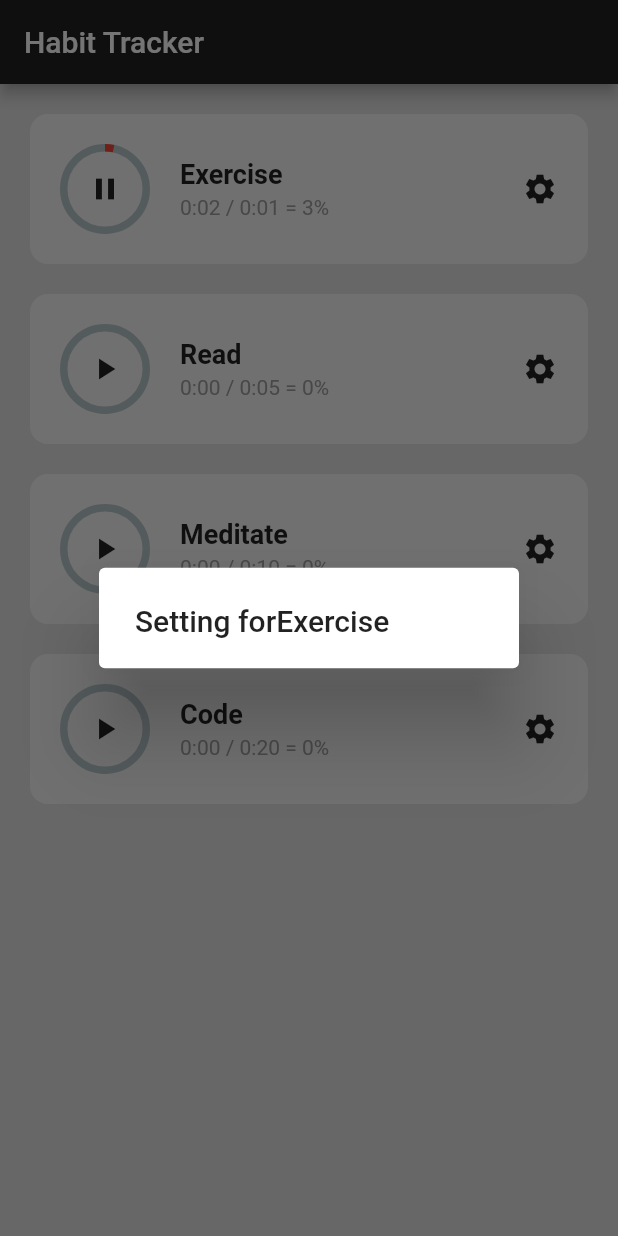
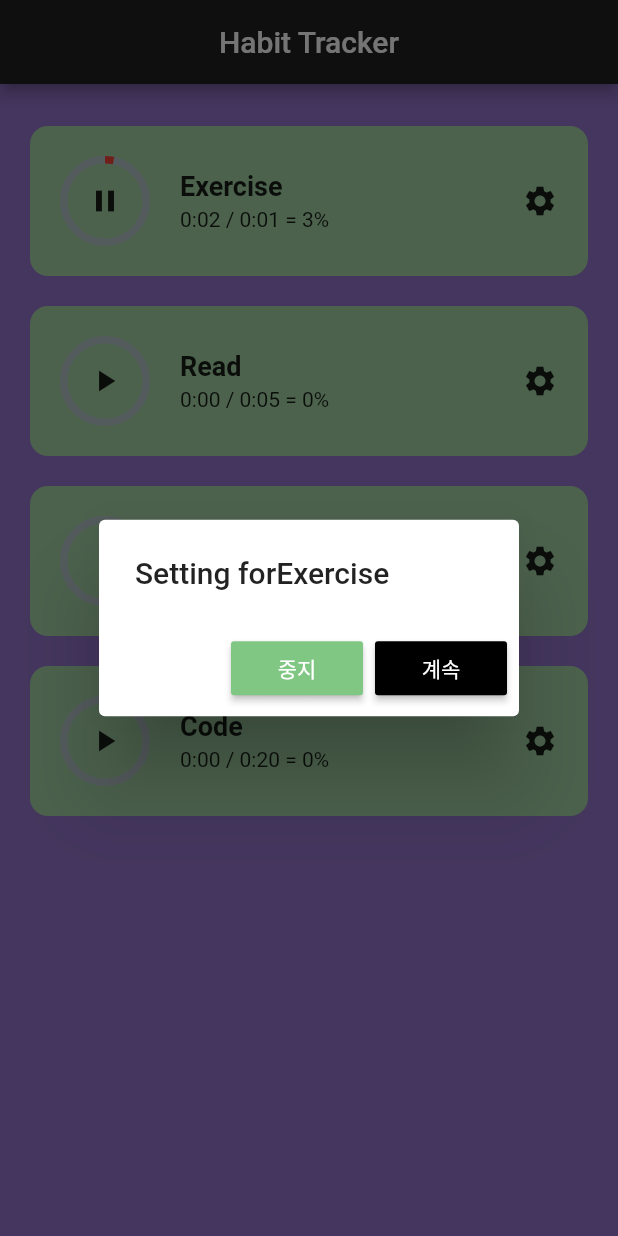
Before and after one commit to paxFortuna/Habit-Tracker-Demo, a Flutter app: the screen it shows after launch, after a tap on the "play arrow" icon, after a tap on the "settings" icon, on a phone screen of 412 x 824 dp. Run offline on Flutter 3.47's test engine with Material 2 defaults, Android fonts, the phone set to English and light mode, and no system bars; drawn by our look-alikes of percent_indicator.

Commit message:
refactor: color, issue: reset at show_alert

```diff
--- a/lib/components/habit_tile.dart
+++ b/lib/components/habit_tile.dart
@@ -35,7 +35,7 @@
       mins = mins.substring(0, 1);
       // 0.98 min -> 0 mins
     }
-    return mins + ':' + secs;
+    return '$mins:$secs';
   }
 
   // calculatet progerss pecentage
@@ -50,7 +50,7 @@
       child: Container(
         padding: const EdgeInsets.all(20),
         decoration: BoxDecoration(
-          color: Colors.grey[100],
+          color: Colors.green[200],
           borderRadius: BorderRadius.circular(12),
         ),
         child: Row(
@@ -103,7 +103,7 @@
                     Text(
                       '${formatToMinSec(timeSpent)} / ${formatToMinSec(timeGoal)}'
                       ' = ${(percentageCompleted() * 100).toStringAsFixed(0)}%',
-                      style: const TextStyle(color: Colors.grey),
+                      style: const TextStyle(color: Colors.black87),
                     ),
                   ],
                 ),
--- a/lib/pages/home_page.dart
+++ b/lib/pages/home_page.dart
@@ -1,4 +1,3 @@
-
 import 'dart:async';
 
 import 'package:flutter/material.dart';
@@ -12,7 +11,6 @@
 }
 
 class _HomePageState extends State<HomePage> {
-
   // overall habit summary
   List<dynamic> habitList = [
     // [ habitName, habitStarted, timeSpent(sec), timeGoal(min) ]
@@ -45,14 +43,14 @@
 
           // calculate the time elapsed by comparing current time and state time
           var currentTime = DateTime.now();
-          habitList[index][2] = elapsedTime + currentTime.second -
+          habitList[index][2] = elapsedTime +
+              currentTime.second -
               startTime.second +
               60 * (currentTime.minute - startTime.minute) +
               60 * 60 * (currentTime.hour - startTime.hour);
         });
       });
     }
-
   }
 
   void settingsOpend(int index) {
@@ -61,6 +59,37 @@
       builder: (context) {
         return AlertDialog(
           title: Text("Setting for" + habitList[index][0]),
+          actions: [
+            MaterialButton(
+              color: Colors.green[300],
+              child: const Text(
+                "중지",
+                style: TextStyle(color: Colors.white),
+              ),
+              onPressed: () {
+                Timer.periodic(
+                  const Duration(seconds: 1),
+                  (timer) {
+                    setState(() {
+                        timer.cancel();
+                        return;
+                    });
+                  },
+                );
+                Navigator.of(context).pop();
+              },
+            ),
+            MaterialButton(
+              onPressed: () {
+                Navigator.of(context).pop();
+              },
+              color: Colors.black,
+              child: const Text(
+                "계속",
+                style: TextStyle(color: Colors.white),
+              ),
+            ),
+          ],
         );
       },
     );
@@ -68,13 +97,16 @@
 
   @override
   Widget build(BuildContext context) {
-
     return Scaffold(
       appBar: AppBar(
         backgroundColor: Colors.grey[900],
         title: const Text('Habit Tracker'),
+        centerTitle: true,
       ),
-      body: ListView.builder(
+      body: Container(
+        padding: const EdgeInsets.only(top: 8),
+        color: Colors.deepPurple[300],
+        child: ListView.builder(
           itemCount: habitList.length,
           itemBuilder: (context, index) {
             return HabitTile(
@@ -91,10 +123,7 @@
             );
           },
         ),
-      backgroundColor: Colors.grey[300],
-      // floatingActionButton: MyFloatingActionButton(
-      //   onPressed: () {},
-      // ),
+      ),
     );
   }
 }
```
Also changed, not shown: lib/components/my_fab.dart (deleted, +0 -18 lines). Lines whose indentation alone changed are shown as unchanged.
